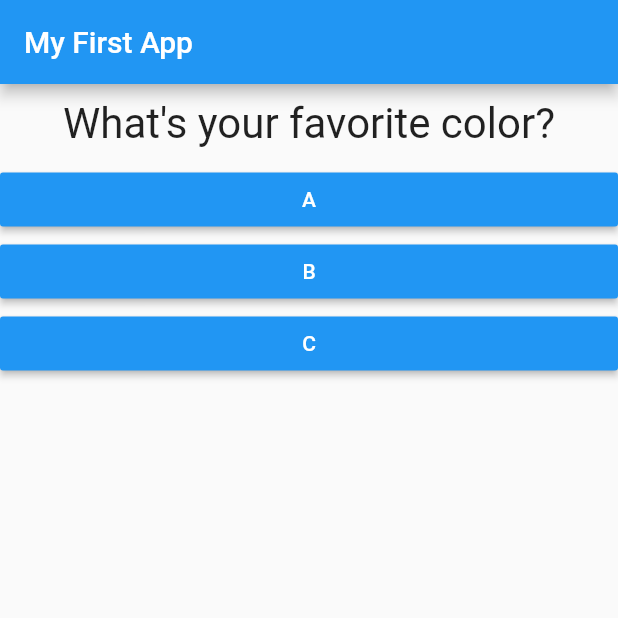
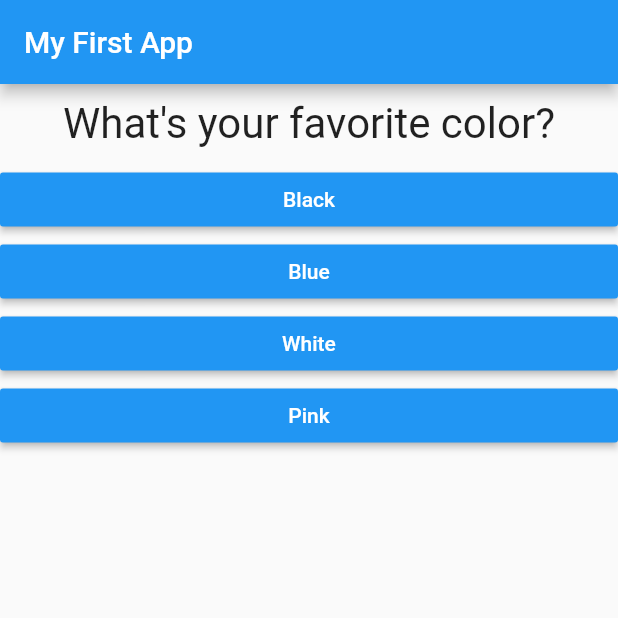
Before and after one commit to mawippel/flutter-quiz-app, a Flutter app: the screen it shows after launch, on a phone screen of 412 x 824 dp, the top half of it. Run offline on Flutter 3.47's test engine with Material 2 defaults, Android fonts, the phone set to English and light mode, and no system bars.

```diff
--- a/lib/main.dart
+++ b/lib/main.dart
@@ -25,9 +25,16 @@ class _MyAppState extends State<MyApp> {
   @override
   Widget build(BuildContext context) {
     var questions = [
-      "What's your favorite color?",
-      "What's your favorite animal?",
+      {
+        'questionText': "What's your favorite color?",
+        'answers': ['Black', 'Blue', 'White', 'Pink']
+      },
+      {
+        'questionText': "What's your favorite animal?",
+        'answers': ['Ant', 'Dog', 'Cat', 'Bird']
+      },
     ];
+
     return MaterialApp(
       home: Scaffold(
         appBar: AppBar(
@@ -36,20 +43,15 @@ class _MyAppState extends State<MyApp> {
         body: Column(
           children: [
             Question(
-              questions[_questionIndex],
+              questions[_questionIndex]['questionText'],
             ),
-            Answer(
-              buttonTitle: 'A',
-              onPressedHandler: _answerQuestion,
-            ),
-            Answer(
-              buttonTitle: 'B',
-              onPressedHandler: _answerQuestion,
-            ),
-            Answer(
-              buttonTitle: 'C',
-              onPressedHandler: _answerQuestion,
-            ),
+            ...(questions[_questionIndex]['answers'] as List<String>)
+                .map((question) {
+              return Answer(
+                buttonTitle: question,
+                onPressedHandler: _answerQuestion,
+              );
+            }).toList()
           ],
         ),
       ),
--- a/pubspec.yaml
+++ b/pubspec.yaml
@@ -14,7 +14,7 @@ description: A new Flutter project.
 version: 1.0.0+1
 
 environment:
-  sdk: ">=2.1.0 <3.0.0"
+  sdk: ">=2.2.2 <3.0.0"
 
 dependencies:
   flutter:
```
